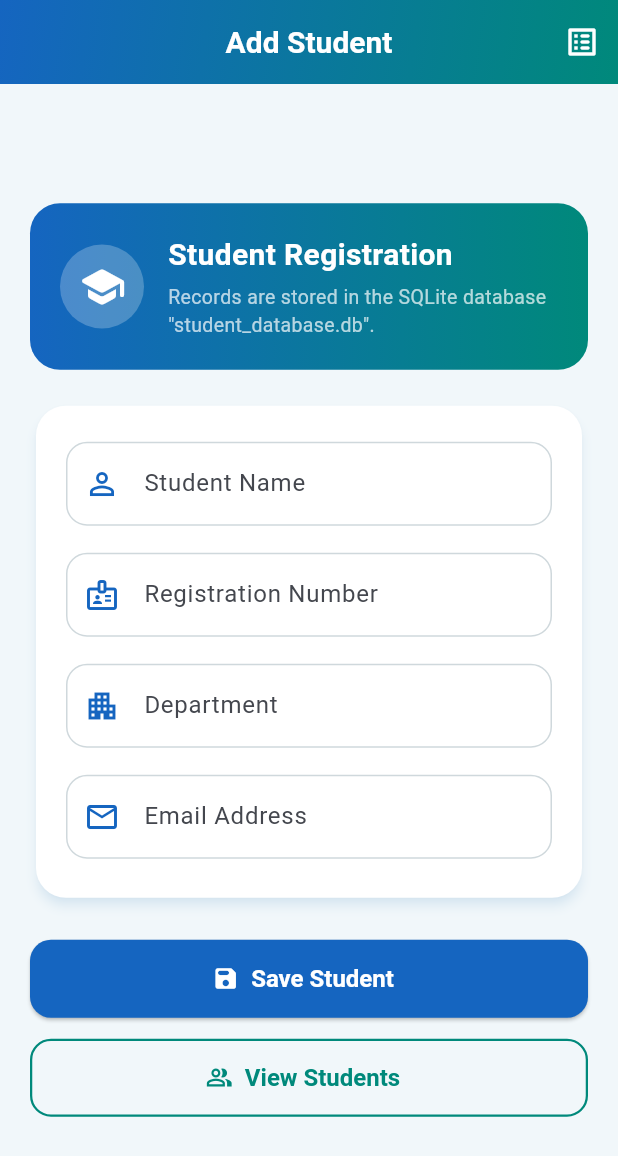
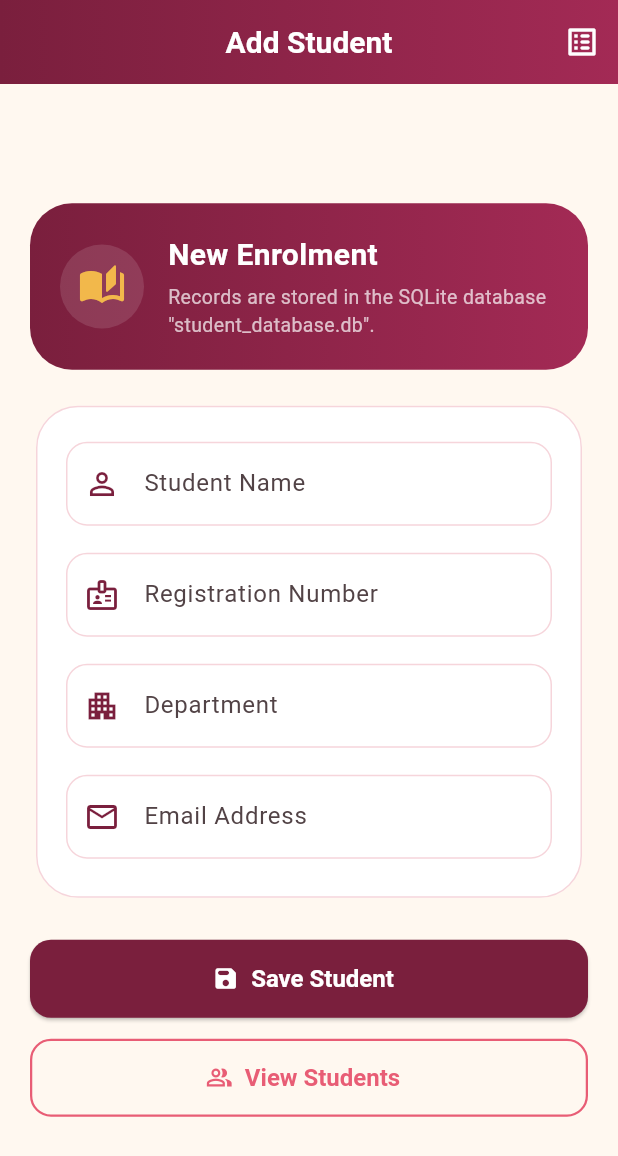
Before and after one commit to AbhijithER56/flutter-lab-exp6, a Flutter app: the screen it shows after launch, on a phone screen of 412 x 824 dp. Shown: the top 1156 px of the screen. Run offline on Flutter 3.47's test engine with Material 3 defaults, Android fonts, the phone set to English and light mode, and no system bars; our stand-ins replace sqflite, sqflite_common_ffi_web; accounts and stored records are empty.

```diff
--- a/lib/add_student_screen.dart
+++ b/lib/add_student_screen.dart
@@ -116,7 +116,7 @@ class _AddStudentScreenState extends State<AddStudentScreen> {
         ..showSnackBar(
           SnackBar(
             behavior: SnackBarBehavior.floating,
-            backgroundColor: StudentRecordApp.accentTeal,
+            backgroundColor: StudentRecordApp.accent,
             shape: RoundedRectangleBorder(
               borderRadius: BorderRadius.circular(12),
             ),
@@ -180,7 +180,7 @@ class _AddStudentScreenState extends State<AddStudentScreen> {
         decoration: InputDecoration(
           labelText: label,
           hintText: hint,
-          prefixIcon: Icon(icon, color: StudentRecordApp.primaryBlue),
+          prefixIcon: Icon(icon, color: StudentRecordApp.primary),
         ),
       ),
     );
@@ -213,11 +213,11 @@ class _AddStudentScreenState extends State<AddStudentScreen> {
                   const _HeaderBanner(),
                   const SizedBox(height: 20),
                   Card(
-                    elevation: 3,
-                    shadowColor: Colors.blue.withValues(alpha: 0.2),
+                    elevation: 0,
                     color: Colors.white,
                     shape: RoundedRectangleBorder(
-                      borderRadius: BorderRadius.circular(20),
+                      borderRadius: BorderRadius.circular(28),
+                      side: const BorderSide(color: StudentRecordApp.blush),
                     ),
                     child: Padding(
                       padding: const EdgeInsets.fromLTRB(20, 24, 20, 8),
@@ -303,17 +303,17 @@ class _HeaderBanner extends StatelessWidget {
     return Container(
       padding: const EdgeInsets.all(20),
       decoration: BoxDecoration(
-        borderRadius: BorderRadius.circular(20),
+        borderRadius: BorderRadius.circular(28),
         gradient: const LinearGradient(
-          colors: [StudentRecordApp.primaryBlue, StudentRecordApp.accentTeal],
+          colors: [StudentRecordApp.primary, Color(0xFFA32A55)],
         ),
       ),
       child: const Row(
         children: [
           CircleAvatar(
             radius: 28,
-            backgroundColor: Colors.white24,
-            child: Icon(Icons.school_rounded, color: Colors.white, size: 32),
+            backgroundColor: Colors.white12,
+            child: Icon(Icons.auto_stories_rounded, color: StudentRecordApp.gold, size: 32),
           ),
           SizedBox(width: 16),
           Expanded(
@@ -321,7 +321,7 @@ class _HeaderBanner extends StatelessWidget {
               crossAxisAlignment: CrossAxisAlignment.start,
               children: [
                 Text(
-                  'Student Registration',
+                  'New Enrolment',
                   style: TextStyle(
                     color: Colors.white,
                     fontSize: 20,
--- a/lib/main.dart
+++ b/lib/main.dart
@@ -21,15 +21,21 @@ void main() {
 class StudentRecordApp extends StatelessWidget {
   const StudentRecordApp({super.key});
 
-  static const Color primaryBlue = Color(0xFF1565C0);
-  static const Color accentTeal = Color(0xFF00897B);
+  // Palette: burgundy ink, rose accent, cream paper, gold highlight
+  static const Color primary = Color(0xFF7A1F3D);
+  static const Color accent = Color(0xFFE85D75);
+  static const Color gold = Color(0xFFF2B84B);
+  static const Color cream = Color(0xFFFFF8F0);
+  static const Color muted = Color(0xFF8A6F78);
+  static const Color blush = Color(0xFFF6D5DB);
 
   @override
   Widget build(BuildContext context) {
     final ColorScheme scheme = ColorScheme.fromSeed(
-      seedColor: primaryBlue,
-      primary: primaryBlue,
-      secondary: accentTeal,
+      seedColor: primary,
+      primary: primary,
+      secondary: accent,
+      surface: cream,
     );
 
     return MaterialApp(
@@ -37,7 +43,7 @@ class StudentRecordApp extends StatelessWidget {
       debugShowCheckedModeBanner: false,
       theme: ThemeData(
         colorScheme: scheme,
-        scaffoldBackgroundColor: const Color(0xFFF1F7FA),
+        scaffoldBackgroundColor: cream,
         appBarTheme: const AppBarTheme(
           foregroundColor: Colors.white,
           centerTitle: true,
@@ -54,16 +60,16 @@ class StudentRecordApp extends StatelessWidget {
           border: OutlineInputBorder(borderRadius: BorderRadius.circular(14)),
           enabledBorder: OutlineInputBorder(
             borderRadius: BorderRadius.circular(14),
-            borderSide: BorderSide(color: Colors.blueGrey.shade100),
+            borderSide: BorderSide(color: blush),
           ),
           focusedBorder: OutlineInputBorder(
             borderRadius: BorderRadius.circular(14),
-            borderSide: const BorderSide(color: accentTeal, width: 2),
+            borderSide: const BorderSide(color: accent, width: 2),
           ),
         ),
         elevatedButtonTheme: ElevatedButtonThemeData(
           style: ElevatedButton.styleFrom(
-            backgroundColor: primaryBlue,
+            backgroundColor: primary,
             foregroundColor: Colors.white,
             minimumSize: const Size.fromHeight(52),
             shape: RoundedRectangleBorder(
@@ -77,9 +83,9 @@ class StudentRecordApp extends StatelessWidget {
         ),
         outlinedButtonTheme: OutlinedButtonThemeData(
           style: OutlinedButton.styleFrom(
-            foregroundColor: accentTeal,
+            foregroundColor: accent,
             minimumSize: const Size.fromHeight(52),
-            side: const BorderSide(color: accentTeal, width: 1.5),
+            side: const BorderSide(color: accent, width: 1.5),
             shape: RoundedRectangleBorder(
               borderRadius: BorderRadius.circular(14),
             ),
@@ -104,9 +110,9 @@ class GradientAppBarBackground extends StatelessWidget {
     return Container(
       decoration: const BoxDecoration(
         gradient: LinearGradient(
-          colors: [StudentRecordApp.primaryBlue, StudentRecordApp.accentTeal],
-          begin: Alignment.topLeft,
-          end: Alignment.bottomRight,
+          colors: [StudentRecordApp.primary, Color(0xFFA32A55)],
+          begin: Alignment.centerLeft,
+          end: Alignment.centerRight,
         ),
       ),
     );
```
Also changed, not shown: lib/student_list_screen.dart (+62 -27 lines), 1 other file.
